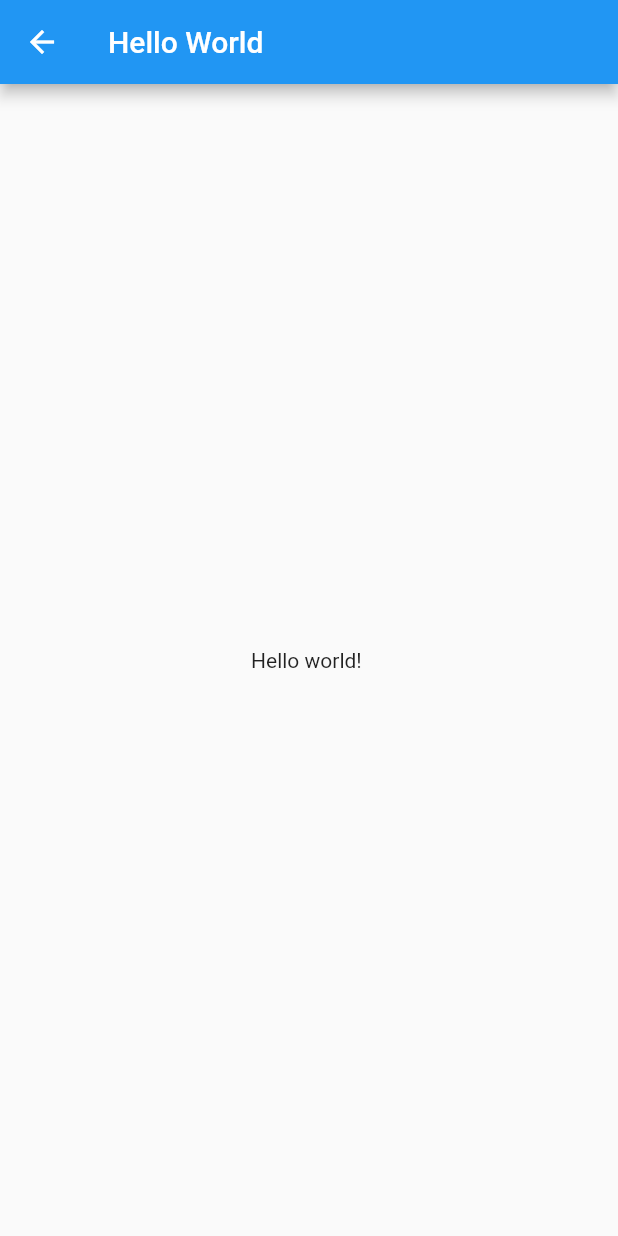
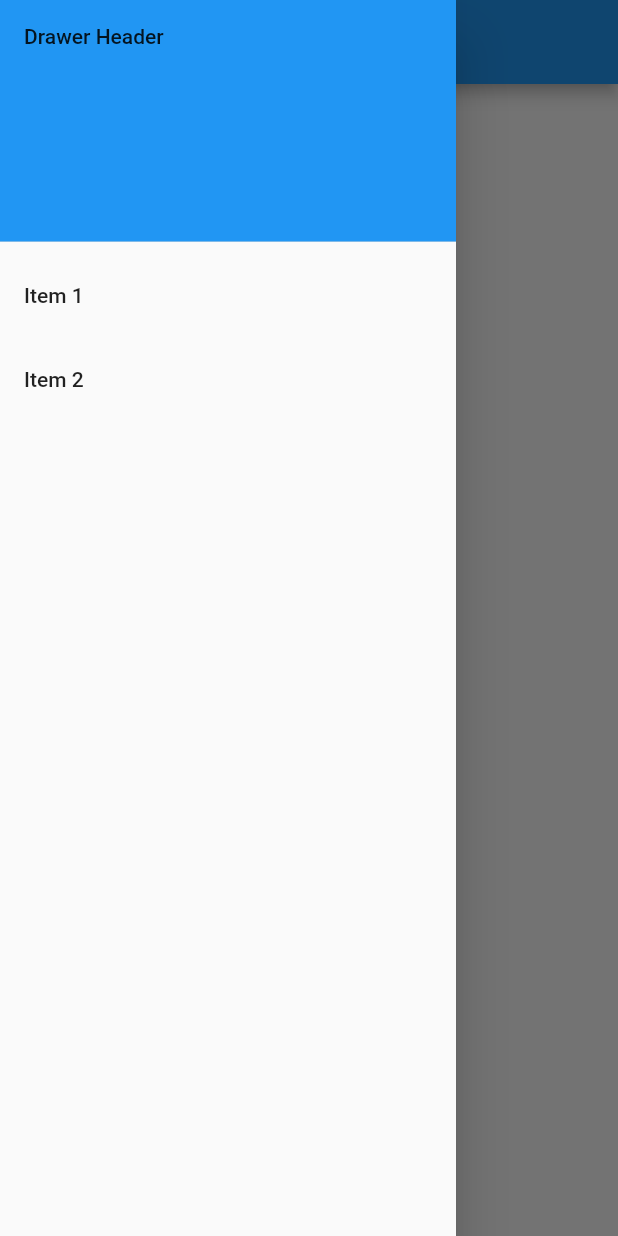
Before and after one commit to cikenstrip/flutter_tutorial, a Flutter app: the HelloWorld screen opened directly, with the side drawer open (before the commit the screen has no drawer), on a phone screen of 412 x 824 dp. Run offline on Flutter 3.47's test engine with Material 2 defaults, Android fonts, the phone set to English and light mode, and no system bars.

Commit message:
Bab Drawer Widget

```diff
--- a/lib/helloworld.dart
+++ b/lib/helloworld.dart
@@ -4,6 +4,31 @@ class HelloWorld extends StatelessWidget {
   @override
   Widget build(BuildContext context) {
       return Scaffold(
+          drawer: new Drawer(
+            child: ListView(
+              padding: EdgeInsets.zero,
+              children: <Widget>[
+                DrawerHeader(
+                  child: Text('Drawer Header'),
+                  decoration: BoxDecoration(
+                    color: Colors.blue,
+                  ),
+                ),
+                ListTile(
+                  title: Text('Item 1'),
+                  onTap: () {
+                    // Update the state of the app
+                  },
+                ),
+                ListTile(
+                  title: Text('Item 2'),
+                  onTap: () {
+                    // Update the state of the app
+                  },
+                ),
+              ],
+            ),
+          ),
           appBar: new AppBar(
             title: new Text("Hello World"),
           ),
--- a/lib/main.dart
+++ b/lib/main.dart
@@ -1,5 +1,5 @@
 import 'package:flutter/material.dart';
-import 'page_bottomnavbar.dart';
+import 'helloworld.dart';
 
 void main() => runApp(new MyApp());
 
@@ -8,7 +8,7 @@ class MyApp extends StatelessWidget {
   Widget build(BuildContext context) {
       return MaterialApp(
         title: "Aplikasi Pertama",
-        home: new PageBottomnavbar(),
+        home: new HelloWorld(),
       );
   }
 }
```
